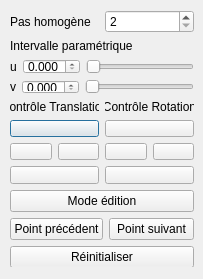
First picture: the form in settings.ui, repository Anthiel/CetS3D_TP2, before the edit.
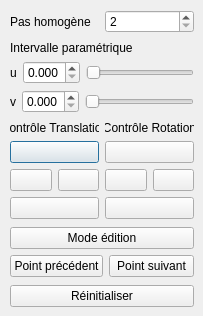
Second picture: the form after the edit.

What changed in the file:
```diff
--- a/settings.ui
+++ b/settings.ui
@@ -7,19 +7,19 @@
     <x>0</x>
     <y>0</y>
     <width>203</width>
-    <height>279</height>
+    <height>316</height>
    </rect>
   </property>
   <property name="windowTitle">
    <string>Dialog</string>
   </property>
-  <widget class="QWidget" name="">
+  <widget class="QWidget" name="layoutWidget">
    <property name="geometry">
     <rect>
      <x>10</x>
      <y>10</y>
      <width>184</width>
-     <height>257</height>
+     <height>297</height>
     </rect>
    </property>
    <layout class="QVBoxLayout" name="verticalLayout_6">
```
Left out of the diff: 10 changed lines with no effect on the pictures.
